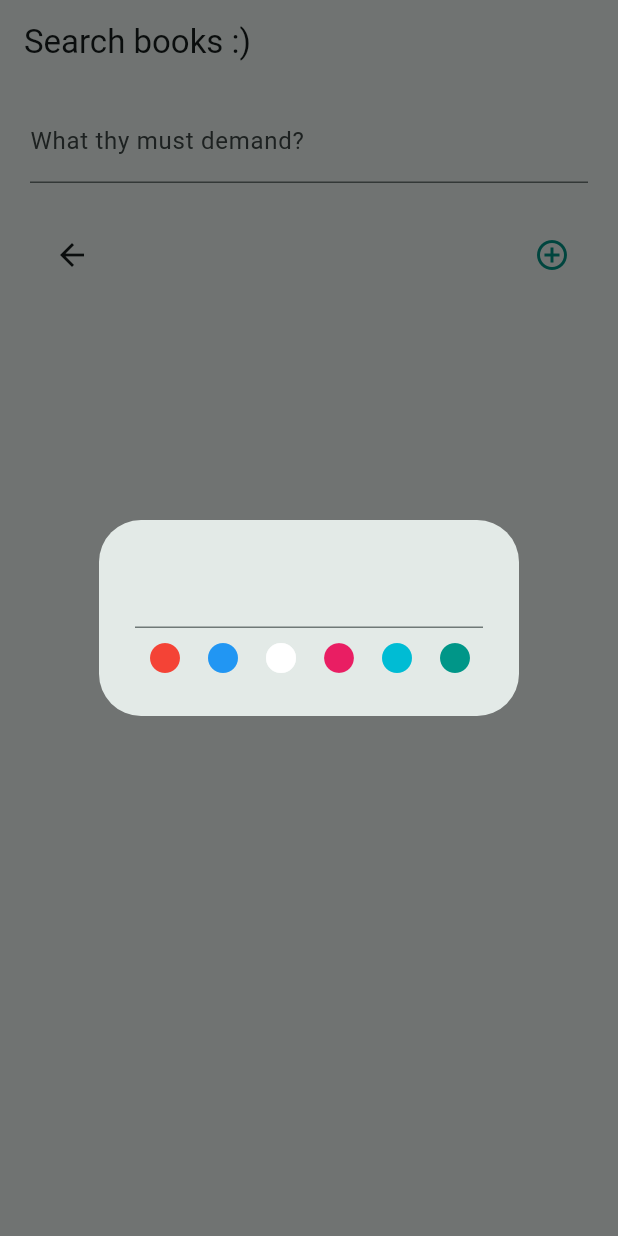
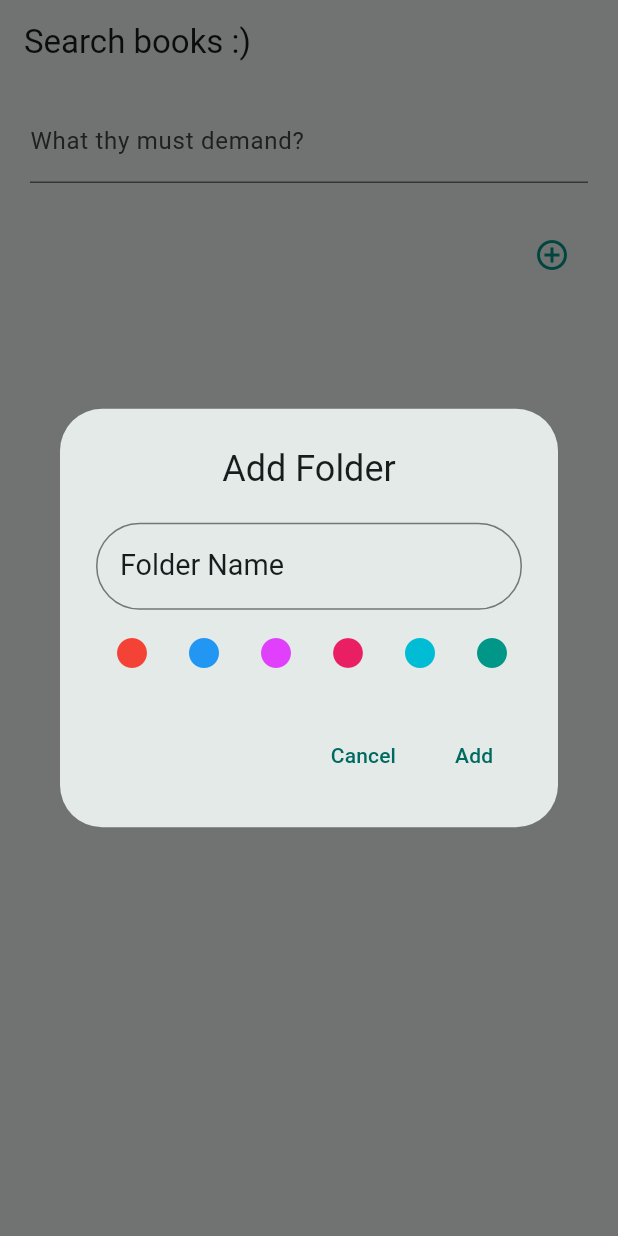
Before and after one commit to ishu17077/alisbae, a Flutter app: the screen it shows after launch, after a tap on the "add circle outline" icon, on a phone screen of 412 x 824 dp. Run offline on Flutter 3.47's test engine with Material 3 defaults, Android fonts, the phone set to English and light mode, and no system bars; our stand-ins replace bloc, dio, equatable, flutter_bloc, flutter_rating_bar, fluttertoast and 1 more; missing offline and left inert: flutter_inappwebview, syncfusion_flutter_core, syncfusion_flutter_pdfviewer; accounts and stored records are empty.

Commit message:
Folder Management UI changed to accomodate for folders

```diff
--- a/lib/composition_root.dart
+++ b/lib/composition_root.dart
@@ -5,6 +5,7 @@ import 'package:alisbae/data/datasource/folder_datasource/folder_datasource_cont
 import 'package:alisbae/data/datasource/folder_datasource/sqflite_folder_datasource_impl.dart';
 import 'package:alisbae/data/factory/local_database_factory.dart';
 import 'package:alisbae/data/model/book_store.dart';
+import 'package:alisbae/data/model/folder_store.dart';
 import 'package:alisbae/model/search_result.dart';
 import 'package:alisbae/service/image_saver/image_saver.dart';
 import 'package:alisbae/state_management/book/book_bloc.dart';
@@ -80,12 +81,14 @@ class CompositionRoot {
     required bool isDownloaded,
     required BookSearchResult? searchResult,
     required BookStore? bookStore,
+    FolderStore? currentFolder,
   }) {
     final bookViewModel = BookViewModel(
       _homeViewModel,
       isDownloaded: isDownloaded,
       bookSearchResult: searchResult,
       bookStore: bookStore,
+      currentFolder: currentFolder,
     );
     return MultiBlocProvider(
       providers: [
--- a/lib/data/datasource/book_datasource/sqflite_book_datasource_impl.dart
+++ b/lib/data/datasource/book_datasource/sqflite_book_datasource_impl.dart
@@ -160,7 +160,9 @@ class SqfliteBookDatasourceImpl implements IBookDataSource {
   Future<List<BookStore>> getFolderBooks(int? folderId) async {
     final bookMaps = await _db.query(
       BooksTable.tableName,
-      where: folderId != null ? "${BooksTable.folderId} = ?" : null,
+      where: folderId != null
+          ? "${BooksTable.folderId} = ?"
+          : "${BooksTable.folderId} IS NULL",
       whereArgs: folderId != null ? [folderId] : null,
     );
     return bookMaps.map((bookMap) => BookStore.fromJSON(bookMap)).toList();
--- a/lib/data/datasource/folder_datasource/folder_datasource_contract.dart
+++ b/lib/data/datasource/folder_datasource/folder_datasource_contract.dart
@@ -6,4 +6,6 @@ abstract interface class IFolderDatasource {
   Future<void> deleteFolder(int id);
 
   Future<List<FolderStore>> listFolders({int? parentFolderId});
+
+  Future<FolderStore?> getFolder(int id);
 }
--- a/lib/data/datasource/folder_datasource/sqflite_folder_datasource_impl.dart
+++ b/lib/data/datasource/folder_datasource/sqflite_folder_datasource_impl.dart
@@ -45,8 +45,10 @@ class SqfliteFolderDatasourceImpl implements IFolderDatasource {
     try {
       final directories = await _db.query(
         FoldersTable.tableName,
-        where: "${FoldersTable.parentFolderId} = ?",
-        whereArgs: [parentFolderId],
+        where: parentFolderId != null
+            ? "${FoldersTable.parentFolderId} = ?"
+            : "${FoldersTable.parentFolderId} IS NULL",
+        whereArgs: parentFolderId != null ? [parentFolderId] : [],
       );
       return directories
           .map((directory) => FolderStore.fromJSON(directory))
@@ -55,4 +57,17 @@ class SqfliteFolderDatasourceImpl implements IFolderDatasource {
       throw Exception(e.toString());
     }
   }
+
+  @override
+  Future<FolderStore?> getFolder(int id) async {
+    final directory = await _db.query(
+      FoldersTable.tableName,
+      where: "${FoldersTable.id} = ?",
+      whereArgs: [id],
+    );
+    if (directory.isEmpty) {
+      return null;
+    }
+    return FolderStore.fromJSON(directory[0]);
+  }
 }
--- a/lib/data/factory/local_database_factory.dart
+++ b/lib/data/factory/local_database_factory.dart
@@ -68,7 +68,8 @@ class LocalDatabaseFactory {
       await db.transaction((txn) async {
         await txn.execute(
           """ALTER TABLE ${BooksTable.tableName} ADD COLUMN ${BooksTable.folderId} INTEGER
-          REFERENCES ${FoldersTable.tableName}(${FoldersTable.id})""",
+               REFERENCES ${FoldersTable.tableName}(${FoldersTable.id})
+                  ON DELETE CASCADE""",
         );
         await txn.execute(
           "CREATE UNIQUE INDEX uidx_books_folder ON ${BooksTable.tableName} (IFNULL(${BooksTable.author},'LABADABA AUTHOR'), IFNULL(${BooksTable.folderId}, -1))",
@@ -157,5 +158,6 @@ class LocalDatabaseFactory {
 
   Future<void> _configureDb(Database db) async {
     await db.execute('PRAGMA foreign_keys = ON');
+    await db.execute('PRAGMA recursive_triggers = ON');
   }
 }
--- a/lib/main.dart
+++ b/lib/main.dart
@@ -14,7 +14,7 @@ class MyApp extends StatelessWidget {
   @override
   Widget build(BuildContext context) {
     return MaterialApp(
-      title: 'The Alishba',
+      title: 'Alisbae',
       debugShowCheckedModeBanner: false,
       theme: ThemeData(
         colorScheme: ColorScheme.fromSeed(seedColor: Colors.teal),
--- a/lib/state_management/folder_management/folder_management_bloc.dart
+++ b/lib/state_management/folder_management/folder_management_bloc.dart
@@ -28,11 +28,11 @@ class FolderManagementBloc
         );
 
         await _folderCubit.getFolders(
-          parentFolderId: event.folder.parentFolderId,
+          parentFolderId: folderStore.parentFolderId,
         );
 
         await _bookDownloadsCubit.getBooks(
-          folderId: event.folder.parentFolderId,
+          folderId: folderStore.parentFolderId,
         );
 
         emit(FolderAddSuccess(folderStore));
--- a/lib/ui/page/home/home_router.dart
+++ b/lib/ui/page/home/home_router.dart
@@ -1,4 +1,5 @@
 import 'package:alisbae/data/model/book_store.dart';
+import 'package:alisbae/data/model/folder_store.dart';
 import 'package:alisbae/model/search_result.dart';
 import 'package:flutter/material.dart';
 
@@ -8,6 +9,7 @@ abstract class IHomeRouter {
     required bool isDownloaded,
     required BookStore? bookStore,
     required BookSearchResult? searchResult,
+    FolderStore? currentFolder,
   });
 
   Future<void> onShowBookViewerUi(BuildContext context, BookStore bookStore);
@@ -18,6 +20,7 @@ final class HomeRouter implements IHomeRouter {
     required bool isDownloaded,
     required BookStore? bookStore,
     required BookSearchResult? searchResult,
+    FolderStore? currentFolder,
   })
   showBookDetailsUi;
   final Widget Function(BookStore bookStore) showBookViewerUi;
@@ -29,6 +32,7 @@ final class HomeRouter implements IHomeRouter {
     required bool isDownloaded,
     required BookStore? bookStore,
     required BookSearchResult? searchResult,
+    FolderStore? currentFolder,
   }) {
     return Navigator.push(
       context,
@@ -37,6 +41,7 @@ final class HomeRouter implements IHomeRouter {
           isDownloaded: isDownloaded,
           bookStore: bookStore,
           searchResult: searchResult,
+          currentFolder: currentFolder,
         ),
       ),
     );
--- a/lib/ui/page/home/homepage.dart
+++ b/lib/ui/page/home/homepage.dart
@@ -9,6 +9,7 @@ import 'package:alisbae/state_management/home/folder_cubit.dart';
 import 'package:alisbae/state_management/home/search_cubit.dart';
 import 'package:alisbae/ui/page/home/home_router.dart';
 import 'package:flutter/material.dart';
+import 'package:flutter/services.dart';
 import 'package:flutter_bloc/flutter_bloc.dart';
 import 'package:flutter_rating_bar/flutter_rating_bar.dart';
 
@@ -53,7 +54,15 @@ class _HomePageState extends State<HomePage>
   @override
   Widget build(BuildContext context) {
     super.build(context);
-    return Scaffold(
+    return PopScope(
+      canPop: false,
+      onPopInvokedWithResult: (didPop, result) {
+        if (didPop) {
+          return;
+        }
+        _handleBackNavigation();
+      },
+      child: Scaffold(
         appBar: AppBar(title: Text("Search books :)")),
         body: Padding(
           padding: EdgeInsets.symmetric(horizontal: 20, vertical: 10),
@@ -64,19 +73,42 @@ class _HomePageState extends State<HomePage>
               _buildSliverSearchResults(),
               SliverToBoxAdapter(child: SizedBox(height: 20)),
               SliverAppBar(
-              leading: BackButton(
-                onPressed: () {
-                  Navigator.pop(context);
+                leading: currentFolder != null
+                    ? BackButton(
+                        onPressed: () async {
+                          await _handleBackNavigation();
                         },
-              ),
+                      )
+                    : SizedBox(),
 
                 title: currentFolder?.name != null
-                  ? Text(currentFolder!.name)
+                    ? Text(
+                        currentFolder!.name,
+                        overflow: TextOverflow.ellipsis,
+                        style: TextStyle(color: currentFolder?.color),
+                      )
                     : SizedBox(),
                 actions: [
+                  currentFolder != null
+                      ? IconButton(
+                          onPressed: () {
+                            _folderManagementBloc.add(
+                              FolderManagementEvent.deleteFolder(
+                                currentFolder!,
+                              ),
+                            );
+                            _handleBackNavigation();
+                          },
+                          icon: Icon(Icons.remove_circle, color: Colors.red),
+                        )
+                      : SizedBox(),
                   IconButton(
                     onPressed: () {
-                    _buildFolderAddAlertDialog();
+                      _buildFolderAddAlertDialog(
+                        (folderStore) => _folderManagementBloc.add(
+                          FolderManagementEvent.addFolder(folderStore),
+                        ),
+                      );
                     },
                     icon: Icon(
                       Icons.add_circle_outline_outlined,
@@ -90,25 +122,45 @@ class _HomePageState extends State<HomePage>
                   if (folders.isEmpty) {
                     return SliverToBoxAdapter(child: SizedBox());
                   }
+                  return SliverToBoxAdapter(
+                    child: Padding(
+                      padding: EdgeInsetsGeometry.only(left: 7),
+                      child: Text(
+                        "Folders",
+                        textScaler: TextScaler.linear(2),
+                        overflow: TextOverflow.ellipsis,
+                      ),
+                    ),
+                  );
+                },
+              ),
+              BlocBuilder<FolderCubit, List<FolderStore>>(
+                builder: (context, folders) {
+                  if (folders.isEmpty) {
+                    return SliverToBoxAdapter(child: SizedBox());
+                  }
 
                   return SliverGrid.builder(
                     gridDelegate: SliverGridDelegateWithFixedCrossAxisCount(
                       crossAxisCount: 4,
-                    mainAxisSpacing: 10,
-                    crossAxisSpacing: 10,
+                      mainAxisSpacing: 5,
+                      crossAxisSpacing: 5,
                     ),
                     itemBuilder: (context, index) {
                       return _buildFolderCard(folders[index]);
                     },
+                    itemCount: folders.length,
                   );
                 },
               ),
-
+              SliverToBoxAdapter(child: SizedBox(height: 20)),
               BlocConsumer<BookDownloadsCubit, List<BookStore>>(
                 listener: (context, bookStores) {
                   if (bookStores.isNotEmpty) {
                     _warmUpImages(
-                    bookStores.map((book) => book.imageUrl).whereType<String>(),
+                      bookStores
+                          .map((book) => book.imageUrl)
+                          .whereType<String>(),
                     );
                   }
                 },
@@ -132,7 +184,26 @@ class _HomePageState extends State<HomePage>
             ],
           ),
         ),
+      ),
     );
+  }
+
+  Future<void> _handleBackNavigation() async {
+    if (currentFolder == null) {
+      SystemNavigator.pop();
+    }
+    _bookDownloadsCubit.getBooks(folderId: currentFolder?.parentFolderId);
+    _folderCubit.getFolders(parentFolderId: currentFolder?.parentFolderId);
+    if (currentFolder?.parentFolderId != null) {
+      currentFolder = await _folderCubit.homeViewModel.getFolder(
+        currentFolder!.parentFolderId!,
+      );
+      setState(() {});
+    } else {
+      setState(() {
+        currentFolder = null;
+      });
+    }
   }
 
   TextField _buildTextField() {
@@ -162,7 +233,9 @@ class _HomePageState extends State<HomePage>
     );
   }
 
-  Future<FolderStore> _buildFolderAddAlertDialog() async {
+  void _buildFolderAddAlertDialog(
+    Function(FolderStore folderStore) onFolderSaveClick,
+  ) async {
     final folderStore = FolderStore(
       name: '',
       parentFolderId: currentFolder?.id,
@@ -171,71 +244,95 @@ class _HomePageState extends State<HomePage>
     await showDialog(
       context: context,
       builder: (context) {
-        return StatefulBuilder(
-          builder: (context, setState) {
         return AlertDialog(
           title: Column(
+            mainAxisAlignment: MainAxisAlignment.center,
+            mainAxisSize: MainAxisSize.min,
             children: [
+              Text("Add Folder"),
+              SizedBox(height: 20),
               TextField(
+                decoration: InputDecoration(
+                  hint: Text("Folder Name", textScaler: TextScaler.linear(0.8)),
+                  border: OutlineInputBorder(
+                    borderRadius: BorderRadius.circular(30),
+                  ),
+                ),
                 onChanged: (value) {
                   if (value.isNotEmpty) {
                     folderStore.name = value;
                   }
                 },
               ),
+              SizedBox(height: 5),
+              _buildColorRow((Color color) {
+                folderStore.color = color;
+              }),
+            ],
+          ),
+          actions: [
+            TextButton(
+              onPressed: () {
+                Navigator.pop(context);
+              },
+              child: Text("Cancel"),
+            ),
+            TextButton(
+              onPressed: () {
+                if (folderStore.name.isNotEmpty) {
+                  onFolderSaveClick(folderStore);
+                  Navigator.pop(context);
+                }
+              },
+              child: Text("Add"),
+            ),
+          ],
+        );
+      },
+    );
+  }
 
-                  _buildColorRow(
-                    (Color color) => folderStore.color = color,
-                    setState,
+  Widget _buildColorRow(Function(Color color) onColorSelected) {
+    final colors = [
+      Colors.red,
+      Colors.blue,
+      Colors.purpleAccent,
+      Colors.pink,
+      Colors.cyan,
+      Colors.teal,
+    ];
+    int selectedIndex = -1;
+    return StatefulBuilder(
+      builder: (BuildContext context, StateSetter setState) {
+        return SingleChildScrollView(
+          scrollDirection: Axis.horizontal,
+          child: Row(
+            mainAxisSize: MainAxisSize.min,
+            children: [
+              for (int i = 0; i < colors.length; i++)
+                IconButton(
+                  onPressed: () {
+                    setState(() {
+                      selectedIndex = i;
+                    });
+                    onColorSelected(colors[i]);
+                  },
+                  icon: selectedIndex == i
+                      ? Icon(Icons.check_circle, color: colors[i])
+                      : Icon(Icons.circle, color: colors[i]),
                 ),
             ],
           ),
         );
       },
     );
-      },
-    );
-    return folderStore;
-  }
-
-  GridView _buildColorRow(
-    Function(Color color) colorActionCallback,
-    StateSetter setState,
-  ) {
-    final colors = [
-      Colors.red,
-      Colors.blue,
-      Colors.white,
-      Colors.pink,
-      Colors.cyan,
-      Colors.teal,
-    ];
-    int selectedIndex = -1;
-    return GridView.builder(
-      shrinkWrap: true,
-      gridDelegate: SliverGridDelegateWithFixedCrossAxisCount(
-        crossAxisCount: 6,
-      ),
-      itemBuilder: (context, index) {
-        return IconButton(
-          onPressed: () {
-            setState(() {
-              selectedIndex = index;
-            });
-            colorActionCallback(colors[index]);
-          },
-          icon: selectedIndex == index
-              ? Icon(Icons.check_circle, color: colors[index])
-              : Icon(Icons.circle, color: colors[index]),
-        );
-      },
-      itemCount: colors.length,
-    );
   }
 
   Widget _buildFolderCard(FolderStore folder) {
     return InkWell(
-      onTap: () {},
+      onTap: () {
+        _handleForwardNavigation(folder);
+      },
       child: Card(
         elevation: 10.0,
         child: Padding(
@@ -245,12 +342,25 @@ class _HomePageState extends State<HomePage>
             crossAxisAlignment: CrossAxisAlignment.center,
             children: [
               Icon(Icons.folder_open_outlined, color: folder.color),
-              Text(folder.name),
+              SizedBox(
+                width: 100,
+                child: Center(
+                  child: Text(folder.name, overflow: TextOverflow.ellipsis),
+                ),
+              ),
             ],
           ),
         ),
       ),
     );
+  }
+
+  void _handleForwardNavigation(FolderStore folder) {
+    _folderCubit.getFolders(parentFolderId: folder.id);
+    _bookDownloadsCubit.getBooks(folderId: folder.id);
+    setState(() {
+      currentFolder = folder;
+    });
   }
 
   Widget _buildBookCard(BookStore bookStore, int index) {
@@ -459,6 +569,7 @@ class _HomePageState extends State<HomePage>
                     bookStore: null,
                     isDownloaded: false,
                     searchResult: searchResult,
+                    currentFolder: currentFolder,
                   );
                 },
                 leading: ClipRRect(
--- a/lib/viewmodel/book_details/book_view_model.dart
+++ b/lib/viewmodel/book/book_view_model.dart
@@ -4,6 +4,7 @@ class BookViewModel {
   HomeViewModel homeViewModel;
   BookSearchResult? bookSearchResult;
   BookDetails? bookDetails;
+  FolderStore? currentFolder;
   bool isDownloaded;
   BookStore? bookStore;
   BookViewModel(
@@ -11,6 +12,7 @@ class BookViewModel {
     required this.isDownloaded,
     required this.bookStore,
     required this.bookSearchResult,
+    this.currentFolder,
   }) {
     assert(
       isDownloaded ? bookStore != null : bookSearchResult != null,
@@ -86,6 +88,7 @@ class BookViewModel {
         rating: null,
         review: null,
         imagePath: imagePath,
+        folderId: currentFolder?.id,
       );
       final id = await homeViewModel._bookDataSource.addBook(book);
       final bookReturn = BookStore.fromJSON({...book.toJSON(), "id": id});
--- a/lib/viewmodel/home/home_view_model.dart
+++ b/lib/viewmodel/home/home_view_model.dart
@@ -10,7 +10,7 @@ import 'package:alisbae/service/image_saver/image_saver.dart';
 import 'package:alisbae/service/ocean_of_pdfs/data_crawler.dart';
 import 'package:fluttertoast/fluttertoast.dart';
 
-part '../book_details/book_view_model.dart';
+part '../book/book_view_model.dart';
 
 class HomeViewModel {
   final IBookDataSource _bookDataSource;
@@ -100,6 +100,10 @@ class HomeViewModel {
     return FolderStore.fromJSON({...folderStore.toJSON(), "id": id});
   }
 
+  Future<FolderStore?> getFolder(int id) async {
+    return _folderDatasource.getFolder(id);
+  }
+
   Future<void> deleteFolder(int id) async {
     await _folderDatasource.deleteFolder(id);
   }
```
Also changed, not shown: lib/data/model/folder_store.dart (+4 -4 lines), lib/state_management/book_download/download_book_bloc.dart (+6 -2 lines), lib/state_management/book_download/download_book_event.dart (line endings or trailing spaces). Lines whose indentation alone changed are shown as unchanged.
